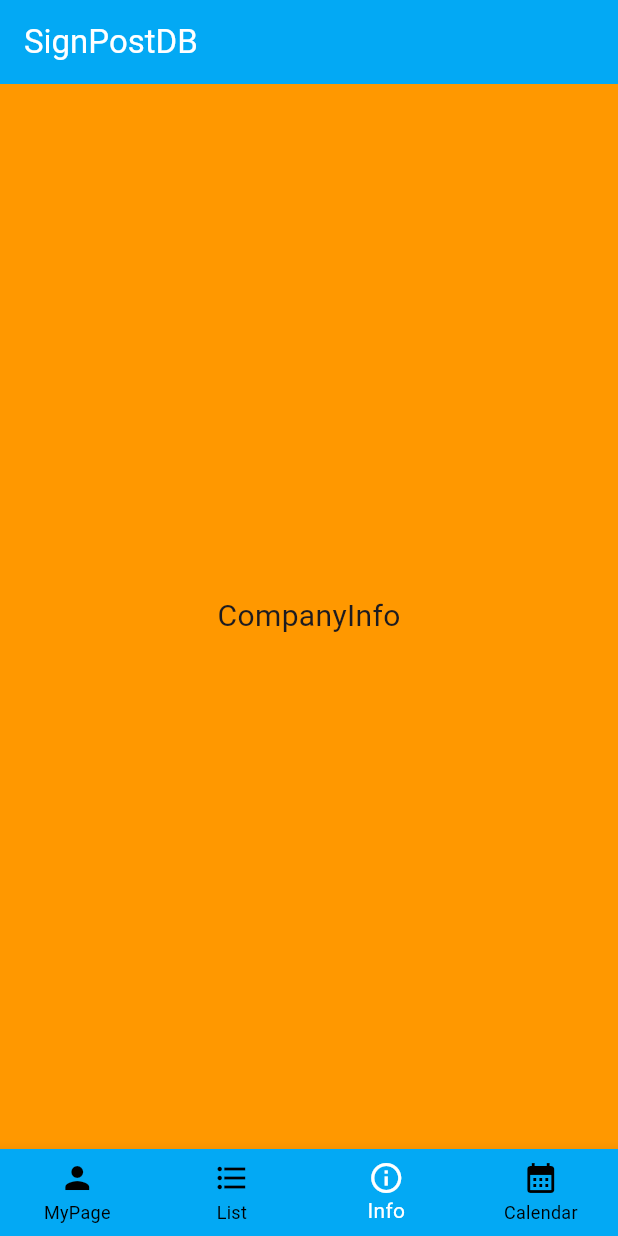
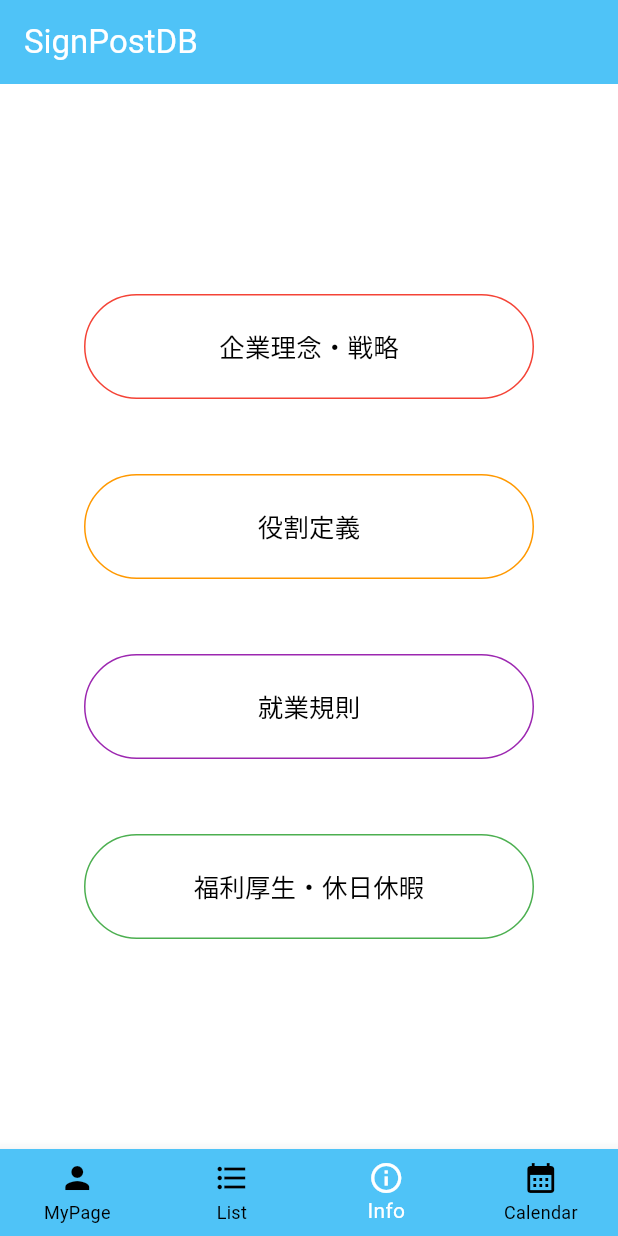
Before and after one commit to AkihiroShiraishi/SignPostDB, a Flutter app: the screen it shows after launch, item 3 of the bottom bar chosen, on a phone screen of 412 x 824 dp. Run offline on Flutter 3.47's test engine with Material 2 defaults, Android fonts, the phone set to English and light mode, and no system bars; our stand-ins replace flutter_riverpod, freezed_annotation, riverpod_annotation; missing offline and left inert: dart:ffi; generated files the repository leaves out were written again.

Commit message:
メンバー詳細と社内情報ページ追加

```diff
--- a/sign_post_db/lib/view/bottom_tab_bar_view.dart
+++ b/sign_post_db/lib/view/bottom_tab_bar_view.dart
@@ -25,7 +25,7 @@ class BottomTabBarPage extends ConsumerWidget {
       appBar: AppBar(
         title: Text(BottomTabBarMessage.appTitle),
         foregroundColor: Colors.white,
-        backgroundColor: Colors.lightBlue,
+        backgroundColor: Colors.lightBlue.shade300,
       ),
       body: _pageWidgets.elementAt(viewModelState.currentIndex),
       bottomNavigationBar: BottomNavigationBar(
@@ -41,7 +41,7 @@ class BottomTabBarPage extends ConsumerWidget {
         currentIndex: viewModelState.currentIndex,
         selectedItemColor: Colors.white,
         unselectedItemColor: Colors.black,
-        backgroundColor: Colors.lightBlue,
+        backgroundColor: Colors.lightBlue.shade300,
         onTap: viewModel.tappedTabItem,
         type: BottomNavigationBarType.fixed,
       ),
--- a/sign_post_db/lib/view/company_info_view.dart
+++ b/sign_post_db/lib/view/company_info_view.dart
@@ -1,15 +1,42 @@
 import 'package:flutter/material.dart';
+
+import 'components/round_rectangle_button.dart';
 
 class CompanyInfoView extends StatelessWidget {
   @override
   Widget build(BuildContext context) {
     return Scaffold(
-      backgroundColor: Colors.orange,
+      backgroundColor: Colors.white,
       body: Center(
-        child: Text(
-          "CompanyInfo",
-          style: TextStyle(fontSize: 20),
-        ),
+        child: Column(children: [
+          Spacer(),
+          RoundRectangleButton(text: '企業理念・戦略', width: 300, height: 70, borderColor: Colors.red, action: () {
+            // Navigator.push(
+            //   context,
+            //   MaterialPageRoute(
+            //       builder: (context) => PdfPage('assets/signpost_policy.pdf')),
+            // );
+          }),
+          SizedBox(
+            height: 50,
+          ),
+          RoundRectangleButton(text: '役割定義', width: 300, height: 70, borderColor: Colors.orange, action: () {
+
+          }),
+          SizedBox(
+            height: 50,
+          ),
+          RoundRectangleButton(text: '就業規則', width: 300, height: 70, borderColor: Colors.purple, action: () {
+
+          }),
+          SizedBox(
+            height: 50,
+          ),
+          RoundRectangleButton(text: '福利厚生・休日休暇', width: 300, height: 70, borderColor: Colors.green, action: () {
+
+          }),
+          Spacer()
+        ],)
       ),
     );
   }
--- a/sign_post_db/lib/view/components/bordered_textfield.dart
+++ b/sign_post_db/lib/view/components/bordered_textfield.dart
@@ -1,6 +1,6 @@
 import 'package:flutter/material.dart';
 
-Widget borderedTextField(
+Widget BorderedTextField(
     TextEditingController controller,
     String hint,
     double radius,
--- a/sign_post_db/lib/view/components/circle_image.dart
+++ b/sign_post_db/lib/view/components/circle_image.dart
@@ -1,6 +1,6 @@
 import 'package:flutter/material.dart';
 
-Widget circleImage(double width, double height, String image) {
+Widget CircleImage(double width, double height, String image) {
   return Container(
     width: width,
     height: height,
--- /dev/null
+++ b/sign_post_db/lib/view/components/round_rectangle_button.dart
@@ -0,0 +1,28 @@
+import 'package:flutter/material.dart';
+import 'package:freezed_annotation/freezed_annotation.dart';
+
+Widget RoundRectangleButton({
+  required String text,
+  required double width,
+  required double height,
+  required Color borderColor,
+  required Function action}) {
+  return SizedBox(
+      width: width,
+      height: height,
+      child: OutlinedButton(
+        child: Text(text,
+          style: TextStyle(
+            fontSize: 17
+          ),
+        ),
+        style: OutlinedButton.styleFrom(
+          primary: Colors.black,
+          shape: const StadiumBorder(),
+          side: BorderSide(color: borderColor),
+        ),
+        onPressed: () {
+          action;
+        },
+      ));
+}
--- a/sign_post_db/lib/view_model/member_list/member_list_view_model.dart
+++ b/sign_post_db/lib/view_model/member_list/member_list_view_model.dart
@@ -12,12 +12,12 @@ final class MemberListViewModel extends _$MemberListViewModel {
   MemberListState build() {
     return MemberListState(
         members: [
-          User(name: '都 竜平', department: 'HR事業部', skills: 'Py/Kotlin/Go/TS/Svelte/AWS/Docker/Kubernetes', favorite: '温泉/レジャー/趣味探し', image: 'images/member1.png'),
-          User(name: '杉山 拓博', department: 'CEO', skills: '人事採用/法人営業', favorite: '旅行/外食', image: 'images/member2.png'),
-          User(name: '宮本 健', department: 'HR事業部', skills: 'HTML/JavaScript/Java/SQL', favorite: '野球/絵を描く/展示会巡り/サウナ', image: 'images/member3.png'),
-          User(name: '望月 英輔', department: 'HR事業部', skills: '業務系/管理/VBA', favorite: 'アニメ/ゲーム/お酒', image: 'images/member4.png'),
-          User(name: '石坂 美咲', department: 'バックオフィス', skills: '採用/ライティング/画像作成', favorite: '石野卓球のDJを見る/腐女子', image: 'images/member5.png'),
-          User(name: '熊野 克', department: 'HR事業部', skills: '企画全般/管理/講師/データ解析/ゲーム業界の企画/マネジまわり得意は中上流工程/データ/マーケ等/繊細な仕様はニガテ', favorite: 'ゲーム全般/散歩/飯/サウナ', image: 'images/member6.png')
+          User(name: '都 竜平', department: 'HR事業部', skills: 'Py/Kotlin/Go/TS/Svelte/AWS/Docker/Kubernetes', favorite: '温泉/レジャー/趣味探し', image: 'assets/member1.png'),
+          User(name: '杉山 拓博', department: 'CEO', skills: '人事採用/法人営業', favorite: '旅行/外食', image: 'assets/member2.png'),
+          User(name: '宮本 健', department: 'HR事業部', skills: 'HTML/JavaScript/Java/SQL', favorite: '野球/絵を描く/展示会巡り/サウナ', image: 'assets/member3.png'),
+          User(name: '望月 英輔', department: 'HR事業部', skills: '業務系/管理/VBA', favorite: 'アニメ/ゲーム/お酒', image: 'assets/member4.png'),
+          User(name: '石坂 美咲', department: 'バックオフィス', skills: '採用/ライティング/画像作成', favorite: '石野卓球のDJを見る/腐女子', image: 'assets/member5.png'),
+          User(name: '熊野 克', department: 'HR事業部', skills: '企画全般/管理/講師/データ解析/ゲーム業界の企画/マネジまわり得意は中上流工程/データ/マーケ等/繊細な仕様はニガテ', favorite: 'ゲーム全般/散歩/飯/サウナ', image: 'assets/member6.png')
           ]);
   }
 }
--- a/sign_post_db/pubspec.yaml
+++ b/sign_post_db/pubspec.yaml
@@ -65,7 +65,7 @@ flutter:
   uses-material-design: true
 
   assets:
-      - images/
+      - assets/
 
   # To add assets to your application, add an assets section, like this:
   # assets:
```
Also changed, not shown: sign_post_db/lib/view/member_detail_view.dart (added, +33 -0 lines), sign_post_db/lib/view/member_list_view.dart (+24 -2 lines), sign_post_db/lib/view/my_page_view.dart (+23 -10 lines), sign_post_db/assets/member1.png (renamed from sign_post_db/images/member1.png), sign_post_db/assets/member2.png (renamed from sign_post_db/images/member2.png), sign_post_db/assets/member3.png (renamed from sign_post_db/images/member3.png), sign_post_db/assets/member4.png (renamed from sign_post_db/images/member4.png), sign_post_db/assets/member5.png (renamed from sign_post_db/images/member5.png), sign_post_db/assets/member6.png (renamed from sign_post_db/images/member6.png), sign_post_db/assets/profile_image_mock.png (renamed from sign_post_db/images/profile_image_mock.png), 9 other files.
